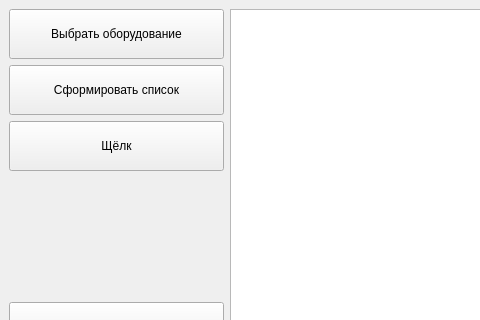
Old version of the form ui_forms/mainwindow.ui in the repository Ukihara/scheme_editor; both pictures show x 0 to 480 and y 0 to 320 of the 1289 by 701 pixel window.
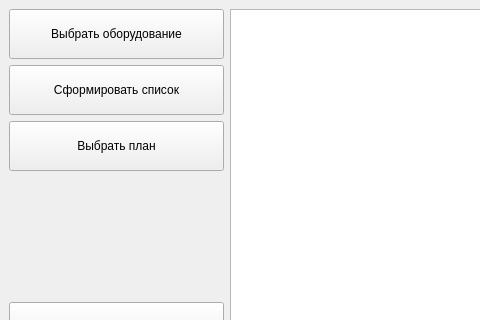
New version of the form.

Commit message: translated text on buttons to Russian

What changed in the file:
```diff
--- a/ui_forms/mainwindow.ui
+++ b/ui_forms/mainwindow.ui
@@ -81,7 +81,7 @@
            </size>
           </property>
           <property name="text">
-           <string>Щёлк</string>
+           <string>Выбрать план</string>
           </property>
          </widget>
         </item>
```
The commit also changes 1 other file.
